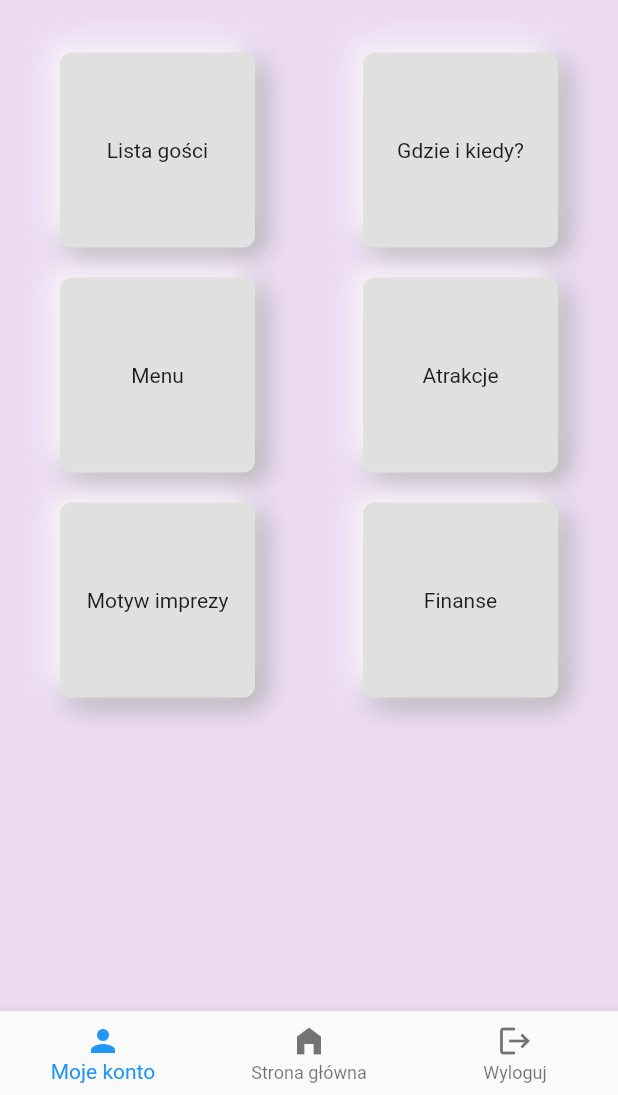
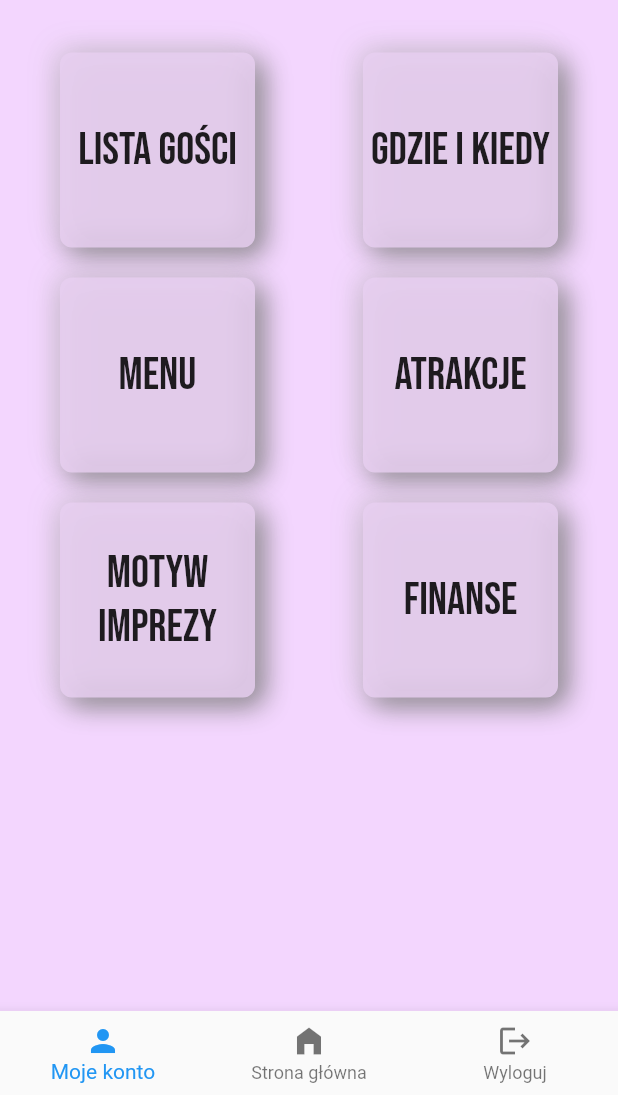
Before and after one commit to agajaworska/letsparty, a Flutter app: the screen it shows after launch, on a phone screen of 412 x 824 dp, the part 141-1236 px from its top. Run offline on Flutter 3.47's test engine with Material 2 defaults, Android fonts, the phone set to English and light mode, and no system bars; our stand-ins replace google_fonts.

Commit message:
Change colors in new_box

```diff
--- a/lib/features/new_box.dart
+++ b/lib/features/new_box.dart
@@ -8,16 +8,16 @@ class NewBox extends StatelessWidget {
   Widget build(BuildContext context) {
     return Container(
       decoration: BoxDecoration(
-          color: Colors.grey[300],
+          color: Color.fromARGB(210, 232, 207, 241),
           borderRadius: BorderRadius.circular(8),
           boxShadow: [
             BoxShadow(
-              color: Colors.grey.shade500,
+              color: Colors.grey.shade600,
               blurRadius: 15,
               offset: const Offset(5, 5),
             ),
             const BoxShadow(
-              color: Colors.white,
+              color: Color.fromARGB(201, 222, 204, 228),
               blurRadius: 15,
               offset: Offset(-5, -5),
             ),
--- a/lib/pages/home_page/home_page.dart
+++ b/lib/pages/home_page/home_page.dart
@@ -10,7 +10,7 @@ class HomePage extends StatelessWidget {
   @override
   Widget build(BuildContext context) {
     return Scaffold(
-      backgroundColor: Color.fromARGB(210, 232, 210, 240),
+      backgroundColor: Color.fromARGB(229, 242, 209, 254),
       body: Center(
         child: Padding(
           padding: const EdgeInsets.all(30.0),
@@ -30,19 +30,27 @@ class HomePage extends StatelessWidget {
                 padding: const EdgeInsets.all(10.0),
                 child: Row(
                   mainAxisAlignment: MainAxisAlignment.spaceBetween,
-                  children: const [
+                  children: [
                     SizedBox(
                       height: 130,
                       width: 130,
                       child: NewBox(
-                        child: Text('Lista gości'),
+                        child: Text(
+                          'Lista gości',
+                          style: GoogleFonts.bebasNeue(
+                            fontSize: 30,
+                          ),
+                        ),
                       ),
                     ),
                     SizedBox(
                       height: 130,
                       width: 130,
                       child: NewBox(
-                        child: Text('Gdzie i kiedy?'),
+                        child: Text('GDZIE I KIEDY',
+                            style: GoogleFonts.bebasNeue(
+                              fontSize: 30,
+                            )),
                       ),
                     ),
                   ],
@@ -52,19 +60,25 @@ class HomePage extends StatelessWidget {
                 padding: const EdgeInsets.all(10.0),
                 child: Row(
                   mainAxisAlignment: MainAxisAlignment.spaceBetween,
-                  children: const [
+                  children: [
                     SizedBox(
                       height: 130,
                       width: 130,
                       child: NewBox(
-                        child: Text('Menu'),
+                        child: Text(
+                          'Menu',
+                          style: GoogleFonts.bebasNeue(fontSize: 30),
+                        ),
                       ),
                     ),
                     SizedBox(
                       height: 130,
                       width: 130,
                       child: NewBox(
-                        child: Text('Atrakcje'),
+                        child: Text(
+                          'Atrakcje',
+                          style: GoogleFonts.bebasNeue(fontSize: 30),
+                        ),
                       ),
                     ),
                   ],
@@ -74,19 +88,26 @@ class HomePage extends StatelessWidget {
                 padding: const EdgeInsets.all(10.0),
                 child: Row(
                   mainAxisAlignment: MainAxisAlignment.spaceBetween,
-                  children: const [
+                  children: [
                     SizedBox(
                       height: 130,
                       width: 130,
                       child: NewBox(
-                        child: Text('Motyw imprezy'),
+                        child: Text(
+                          'Motyw imprezy',
+                          textAlign: TextAlign.center,
+                          style: GoogleFonts.bebasNeue(fontSize: 30),
+                        ),
                       ),
                     ),
                     SizedBox(
                       height: 130,
                       width: 130,
                       child: NewBox(
-                        child: Text('Finanse'),
+                        child: Text(
+                          'Finanse',
+                          style: GoogleFonts.bebasNeue(fontSize: 30),
+                        ),
                       ),
                     ),
                   ],
```
